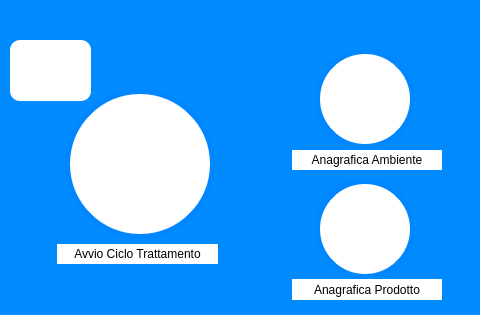
Old version of the form view/main_window.ui in the repository ISacchitella/MicroOne_v1.1.
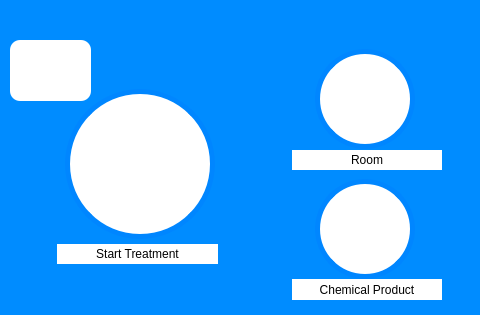
New version of the form. Icons and pictures are not drawn.

```diff
--- a/view/main_window.ui
+++ b/view/main_window.ui
@@ -184,7 +184,7 @@
      <string notr="true">color: rgb(0, 0, 0);</string>
     </property>
     <property name="text">
-     <string>Avvio Ciclo Trattamento</string>
+     <string>Start Treatment</string>
     </property>
     <property name="textFormat">
      <enum>Qt::AutoText</enum>
@@ -267,7 +267,7 @@
      <string notr="true">color: rgb(0, 0, 0);</string>
     </property>
     <property name="text">
-     <string>Anagrafica Prodotto</string>
+     <string>Chemical Product</string>
     </property>
     <property name="textFormat">
      <enum>Qt::AutoText</enum>
@@ -300,7 +300,7 @@
      <string notr="true">color: rgb(0, 0, 0);</string>
     </property>
     <property name="text">
-     <string>Anagrafica Ambiente</string>
+     <string>Room</string>
     </property>
     <property name="textFormat">
      <enum>Qt::AutoText</enum>
```
Left out of the diff: 2 changed lines with no effect on the pictures.
